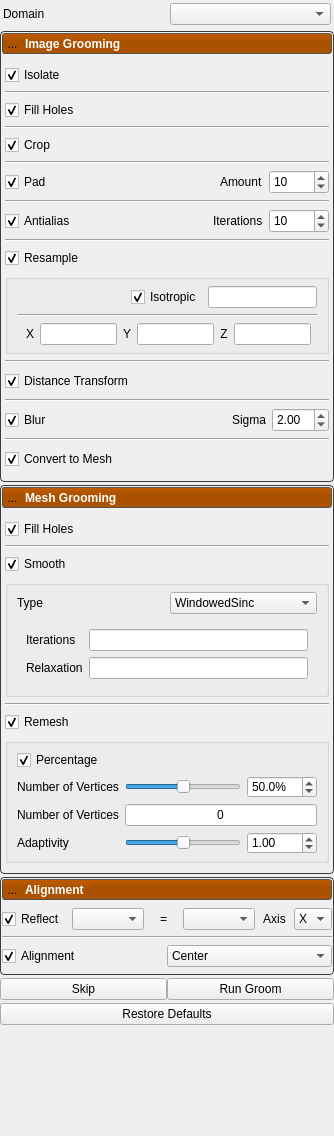
Before: the Qt Designer form Studio/src/Groom/GroomTool.ui in SCIInstitute/ShapeWorks, drawn with Qt 5.
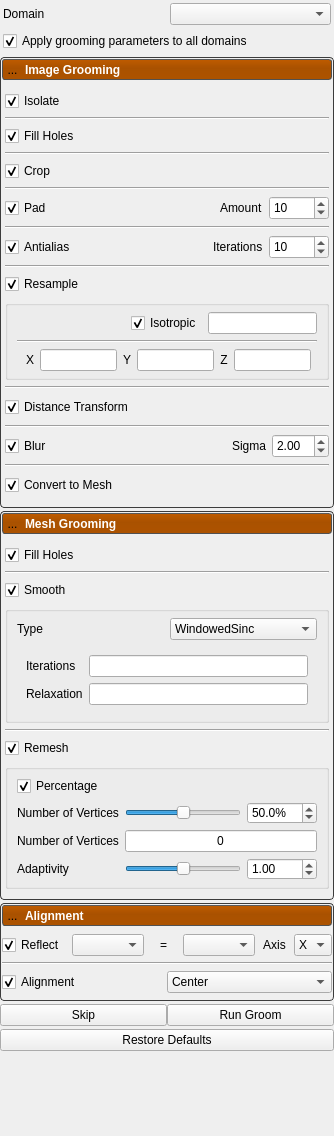
After: the same form once the commit is applied. Icons and pictures are not drawn.

Commit message: Add new checkbox to apply grooming steps too all domains.

The edit to the form file:
```diff
--- a/Studio/src/Groom/GroomTool.ui
+++ b/Studio/src/Groom/GroomTool.ui
@@ -149,6 +149,16 @@
       <item row="0" column="1">
        <widget class="QComboBox" name="domain_box"/>
       </item>
+      <item row="2" column="0" colspan="2">
+       <widget class="QCheckBox" name="apply_to_all_domains">
+        <property name="text">
+         <string>Apply grooming parameters to all domains</string>
+        </property>
+        <property name="checked">
+         <bool>true</bool>
+        </property>
+       </widget>
+      </item>
      </layout>
     </widget>
    </item>
```
Left out of the diff: 4 changed lines with no effect on the pictures. The commit also changes 4 other files.
